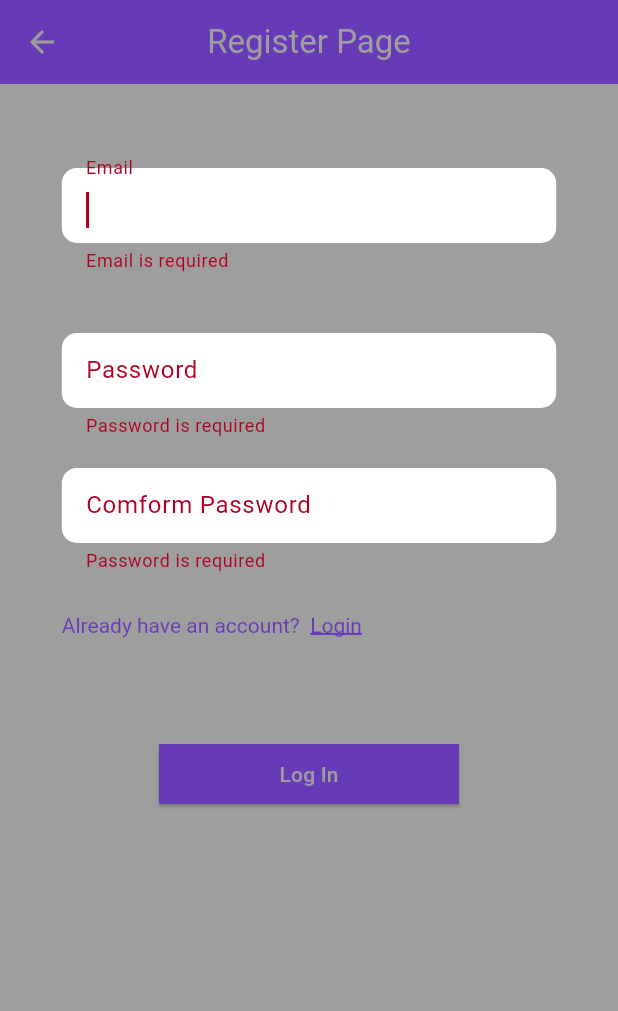
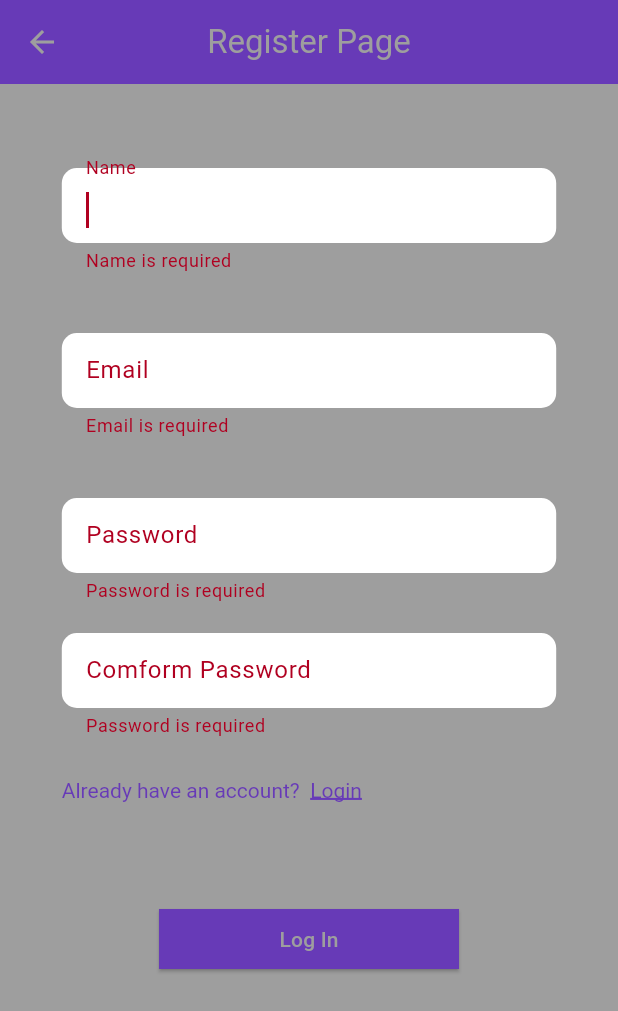
Before and after one commit to Ranjan-subedi/Sewa_connect, a Flutter app: the RegisterPage screen opened directly, after a tap on "Log In", on a phone screen of 412 x 824 dp. Shown: the top 1011 px of the screen. Run offline on Flutter 3.47's test engine with Material 3 defaults, Android fonts, the phone set to English and light mode, and no system bars; our stand-ins replace curved_navigation_bar, flutter_dotenv, image_picker, lottie.

Commit message:
logIn Page

```diff
--- /dev/null
+++ b/frontend/sewa_connect/lib/model/userModel.dart
@@ -0,0 +1,32 @@
+
+
+class UserModel {
+  final String name;
+  final String email;
+  final String password;
+
+
+  UserModel({
+    required this.name,
+    required this.email,
+    required this.password,
+});
+
+
+  factory UserModel.fromjson(Map<String, dynamic> json){
+    return UserModel(
+      name: json['name'],
+      email: json['email'],
+      password: json['password']
+  );
+  }
+
+  Map<String, dynamic> tojson(){
+    return{
+      'name': name,
+      'email': email,
+      'password': password,
+    };
+  }
+
+}
--- a/frontend/sewa_connect/lib/pages/profile.dart
+++ b/frontend/sewa_connect/lib/pages/profile.dart
@@ -3,6 +3,7 @@ import 'dart:io';
 import 'package:flutter/material.dart';
 import 'package:flutter_dotenv/flutter_dotenv.dart';
 import 'package:image_picker/image_picker.dart';
+import 'package:sewa_connect/pages/log_in_page.dart';
 import 'package:sewa_connect/utils/cloudinary_upload.dart';
 
 class ProfilePage extends StatefulWidget {
@@ -77,6 +78,7 @@ class _ProfilePageState extends State<ProfilePage> {
           ],
         ),
       ),
+      floatingActionButton: FloatingActionButton(onPressed: () => Navigator.push(context, MaterialPageRoute(builder: (context) => LogInPage(),)),),
     );
   }
 }
--- a/frontend/sewa_connect/lib/pages/register_page.dart
+++ b/frontend/sewa_connect/lib/pages/register_page.dart
@@ -2,6 +2,7 @@
 import 'package:flutter/gestures.dart';
 import 'package:flutter/material.dart';
 import 'package:sewa_connect/pages/log_in_page.dart';
+import 'package:sewa_connect/services/auth.dart';
 
 class RegisterPage extends StatefulWidget {
   const RegisterPage({super.key});
@@ -16,7 +17,9 @@ class _RegisterPageState extends State<RegisterPage> {
   late TextEditingController emailController;
   late TextEditingController passwordController;
   late TextEditingController confirmPasswordController;
+  late TextEditingController nameController;
 
+  FocusNode nameNode = FocusNode();
   FocusNode emailNode = FocusNode();
   FocusNode passwordNode = FocusNode();
   FocusNode confirmPasswordNode = FocusNode();
@@ -29,13 +32,14 @@ class _RegisterPageState extends State<RegisterPage> {
   void initState() {
     super.initState();
     fromKey = GlobalKey<FormState>();
+    nameController = TextEditingController();
     emailController = TextEditingController();
     passwordController = TextEditingController();
     confirmPasswordController = TextEditingController();
 
     // emailFirst();
     WidgetsBinding.instance.addPostFrameCallback((timeStamp) {
-      FocusScope.of(context).requestFocus(emailNode);
+      FocusScope.of(context).requestFocus(nameNode);
     },);
   }
 
@@ -44,6 +48,8 @@ class _RegisterPageState extends State<RegisterPage> {
     emailController.dispose();
     passwordController.dispose();
     confirmPasswordController.dispose();
+
+    nameNode.dispose();
     emailNode.dispose();
     passwordNode.dispose();
     confirmPasswordNode.dispose();
@@ -74,6 +80,45 @@ class _RegisterPageState extends State<RegisterPage> {
               mainAxisAlignment: MainAxisAlignment.center,
               crossAxisAlignment: CrossAxisAlignment.center,
               children: [
+                SizedBox(height: 40),
+
+                Container(
+                  width: MediaQuery.of(context).size.width * 0.8,
+                  height: 70,
+                  decoration: BoxDecoration(
+                    borderRadius: BorderRadius.circular(10),
+                  ),
+                  child: TextFormField(
+                    focusNode: nameNode,
+                    controller: nameController,
+                    onFieldSubmitted: (value) {
+                      FocusScope.of(context).requestFocus(emailNode);
+                    },
+
+                    validator: (value) {
+                      if (value == null || value.isEmpty) {
+                        return "Name is required";
+                      }
+                      if (!value.contains("@")) {
+                        return "Name is not valid";
+                      }
+                      if (!value.contains(".")) {
+                        return "Name is not valid";
+                      }
+                      return null;
+                    },
+                    decoration: InputDecoration(
+                      filled: true,
+                      fillColor: Colors.white,
+                      labelText: "Name",
+                      border: OutlineInputBorder(
+                        borderRadius: BorderRadius.circular(10),
+                        borderSide: BorderSide.none,
+                      ),
+                    ),
+                  ),
+                ),
+
                 SizedBox(height: 40),
 
                 Container(
@@ -163,14 +208,11 @@ class _RegisterPageState extends State<RegisterPage> {
                       FocusScope.of(context).requestFocus(submitNode);
                     },
                     validator: (value) {
+                      if(passwordController.text != value){
+                        return "Password is not match";
+                      }
                       if (value == null || value.isEmpty) {
                         return "Password is required";
-                      }
-                      if (value.length < 8) {
-                        return "Password must be at least 8 characters long";
-                      }
-                      if(value != passwordController){
-                        return "Password is not match";
                       }
                       return null;
                     },
@@ -232,6 +274,13 @@ class _RegisterPageState extends State<RegisterPage> {
                       if(fromKey.currentState!.validate()){
                         print("Email: ${emailController.text}");
                         print("Password: ${passwordController.text}");
+
+                        Map<String, dynamic> userDetail;
+                        // userDetail = {
+                        //   'name': emailController.text,
+                        //   'email': emailController.text,
+                        // }
+                        // Auth().signIn(userDetail: )
                       }
                     },
                     child: Text("Log In"),
--- /dev/null
+++ b/frontend/sewa_connect/lib/services/auth.dart
@@ -0,0 +1,22 @@
+import 'package:sewa_connect/model/userModel.dart';
+import 'package:http/http.dart' as http;
+
+class Auth {
+  String baseUrl = "http://localhost:3000/";
+
+
+  Future signIn({required UserModel userDetail})async{
+    final response = await http.post(
+      Uri.parse(baseUrl+"addUser"),
+      headers: {"Content-Type": "applicatio/json"},
+      body: userDetail.tojson(),
+    );
+
+    if(response.statusCode == 201){
+      print("User added Successfully $response");
+    }else{
+      print("Something went wrong $response");
+    }
+  }
+
+}
--- a/frontend/sewa_connect/pubspec.yaml
+++ b/frontend/sewa_connect/pubspec.yaml
@@ -37,7 +37,7 @@ dependencies:
   lottie: ^3.3.2
   cloudinary_flutter: ^1.3.0
   image_picker: ^1.2.1
-  http: ^1.2.0
+  http: ^1.6.0
   flutter_dotenv: ^6.0.0
   curved_navigation_bar: ^1.0.6
 
```
Also changed, not shown: frontend/sewa_connect/lib/pages/homepage.dart (+14 -1 lines), frontend/sewa_connect/pubspec.lock, 6 other files.
